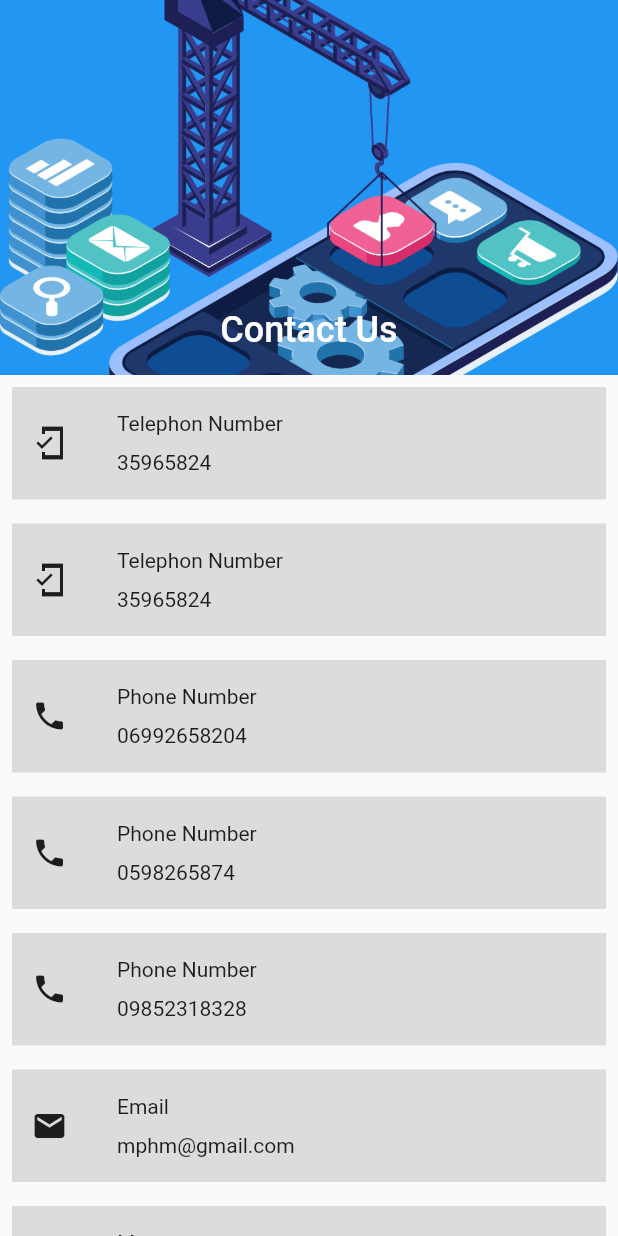
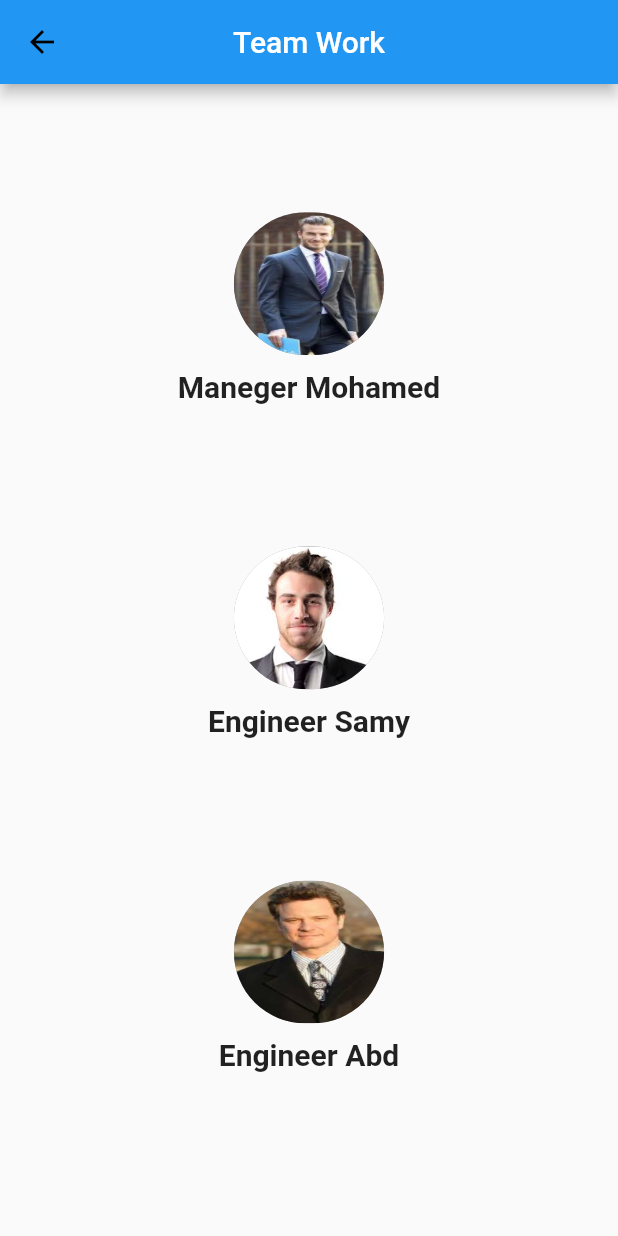
Before and after one commit to Abdghali/Phone-mainten, a Flutter app: the screen it shows after launch, on a phone screen of 412 x 824 dp. Run offline on Flutter 3.47's test engine with Material 2 defaults, Android fonts, the light colour scheme and no system bars; our stand-ins replace flutter_screenutil, flutter_swiper, get, localize_and_translate.

Commit message:
secound comment

```diff
--- a/assets/langs/ar.json
+++ b/assets/langs/ar.json
@@ -2,7 +2,8 @@
     "Company_name": "PhoneMaintain",
     "About_Us": "حولنا",
     "Company_quality":"هذه الشركة لصيانة جميع انواع الهواتف المحمولة بما فيها ابل و سامسونق بدقة وجودة عالية وسعر مناسب",
-    "Company_experience":"لدينا 10 من الخبرة في صيانة الهواتف المحمولة ولدينا فرق مؤهل "
+    "Company_experience":"لدينا 10 من الخبرة في صيانة الهواتف المحمولة ولدينا فرق مؤهل ",
+    "team_work":"فريق العمل"
 
 
 }
--- a/assets/langs/en.json
+++ b/assets/langs/en.json
@@ -2,6 +2,7 @@
     "Company_name": "PhoneMaintain",
     "About_Us": "About Us",
     "Company_quality":"This is company for maintains all types of phons including Samsung and IOS with high quality and good price.",
-    "Company_experience":"We have 10 years of experience with mobile phone maintenance And we have a Qualified team."
+    "Company_experience":"We have 10 years of experience with mobile phone maintenance And we have a Qualified team.",
+    "team_work":"Team Work"
 
 }
--- /dev/null
+++ b/lib/UI/team_work.dart
@@ -0,0 +1,94 @@
+import 'package:firebas_project/utilities/CustomeTestStyle.dart';
+import 'package:flutter/material.dart';
+import 'package:flutter_screenutil/flutter_screenutil.dart';
+import 'package:get/get.dart';
+import 'package:localize_and_translate/localize_and_translate.dart';
+
+class TeamWork extends StatefulWidget {
+  @override
+  _TeamWorkState createState() => _TeamWorkState();
+}
+
+class _TeamWorkState extends State<TeamWork> {
+  List<Person> persons = [
+    Person(image: "assets/images/manger.jpeg", name: "Maneger Mohamed"),
+    Person(image: "assets/images/engSamy.jpeg", name: "Engineer Samy"),
+    Person(image: "assets/images/engabd.jpeg", name: "Engineer Abd"),
+    Person(image: "assets/images/tamer.jpeg", name: "Receptionist Tamer"),
+  ];
+
+  Widget build(BuildContext context) {
+    ScreenUtil.init(context,
+        width: 411.42857142857144,
+        height: 866.2857142857143,
+        allowFontScaling: true);
+    return Scaffold(
+      appBar: AppBar(
+        title: Text(translator.translate("team_work")),
+        centerTitle: true,
+        leading: IconButton(
+            icon: Icon(
+              Icons.arrow_back_outlined,
+              color: Colors.black,
+            ),
+            onPressed: () => Get.back()),
+      ),
+      body: Container(
+        padding: EdgeInsets.symmetric(horizontal: 20.w, vertical: 40.h),
+        child: Center(
+          child: ListView.builder(
+              itemCount: persons.length,
+              itemBuilder: (BuildContext context, int index) {
+                return Container(
+                  padding: EdgeInsets.symmetric(vertical: 50.h),
+                  child: Center(child: CustomContainer2(persons[index])),
+                );
+              }),
+        ),
+      ),
+    );
+  }
+}
+
+class CustomContainer extends StatelessWidget {
+  String imagUrl;
+  CustomContainer(this.imagUrl);
+  @override
+  Widget build(BuildContext context) {
+    return Container(
+      height: 100.h,
+      width: 100.w,
+      decoration: BoxDecoration(
+          image: DecorationImage(image: AssetImage(imagUrl), fit: BoxFit.fill),
+          borderRadius: BorderRadius.all(Radius.circular(50.0)),
+          color: Colors.grey),
+    );
+  }
+}
+
+class CustomContainer2 extends StatelessWidget {
+  Person person;
+  CustomContainer2(this.person);
+  @override
+  Widget build(BuildContext context) {
+    return Container(
+      child: Column(
+        children: [
+          CustomContainer(person.image),
+          SizedBox(height: 10.h),
+          Text(
+            "${person.name}",
+            // translator.translate('Company_name'),
+            style: AUBoldStyle1,
+          ),
+        ],
+      ),
+    );
+  }
+}
+
+class Person {
+  String image;
+  String name;
+  Person({this.image, this.name});
+}
--- a/lib/main.dart
+++ b/lib/main.dart
@@ -1,6 +1,7 @@
 import 'package:firebas_project/UI/HomrPage.dart';
 import 'package:firebas_project/UI/about_us.dart';
 import 'package:firebas_project/UI/contact_us.dart';
+import 'package:firebas_project/UI/team_work.dart';
 import 'package:flutter/material.dart';
 import 'package:get/get.dart';
 import 'package:localize_and_translate/localize_and_translate.dart';
@@ -29,7 +30,8 @@ class MyApp extends StatelessWidget {
       ),
      // home: HomePage(),
       //home: AboutUs(),
-      home: ContactUs(),
+      //home: ContactUs(),
+      home: TeamWork(),
     );
   }
 }
```
Also changed, not shown: assets/images/engSamy.jpeg (added), assets/images/engabd.jpeg (added), assets/images/manger.jpeg (added), assets/images/tamer.jpeg (added).
